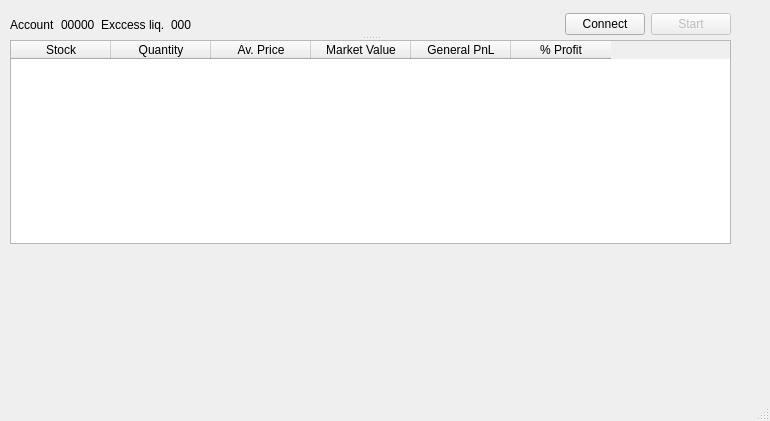
Old version of the form UI/MainWindow.ui in the repository colaisr/algotrader.
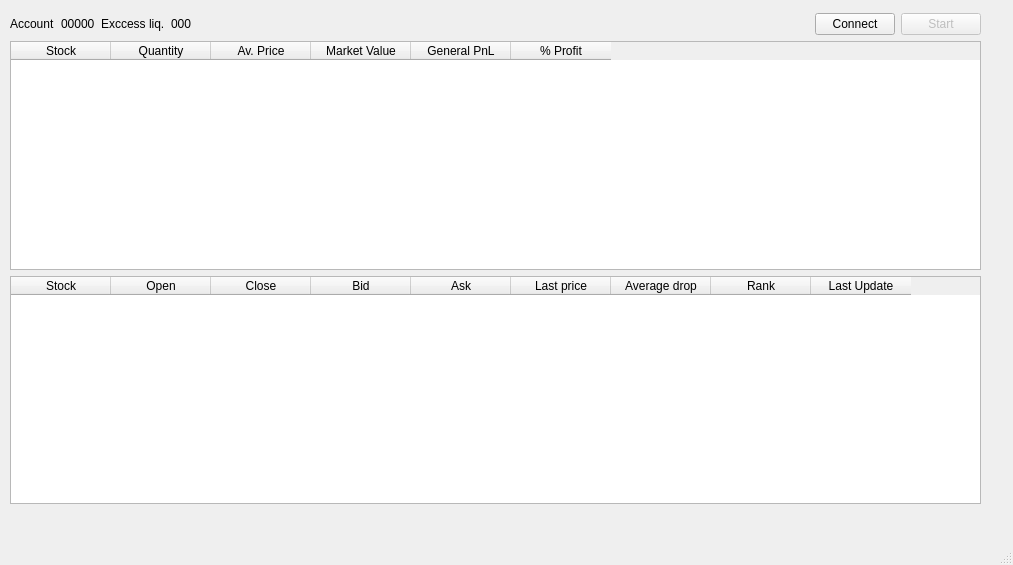
New version of the form.

Commit message: positions done cansdidates done worker mooved to UI thread- with timer old intervalling left in worker - for testing

Diff of the .ui file:
```diff
--- a/UI/MainWindow.ui
+++ b/UI/MainWindow.ui
@@ -6,27 +6,25 @@
    <rect>
     <x>0</x>
     <y>0</y>
-    <width>770</width>
-    <height>421</height>
+    <width>1013</width>
+    <height>565</height>
    </rect>
   </property>
   <property name="windowTitle">
    <string>Algo Traider</string>
   </property>
   <widget class="QWidget" name="centralwidget">
-   <widget class="QSplitter" name="splitter">
+   <widget class="QWidget" name="layoutWidget">
     <property name="geometry">
      <rect>
       <x>10</x>
       <y>13</y>
-      <width>721</width>
-      <height>231</height>
+      <width>971</width>
+      <height>491</height>
      </rect>
     </property>
-    <property name="orientation">
-     <enum>Qt::Vertical</enum>
-    </property>
-    <widget class="QWidget" name="layoutWidget">
+    <layout class="QVBoxLayout" name="verticalLayout">
+     <item>
      <layout class="QHBoxLayout" name="horizontalLayout_3">
       <item>
        <layout class="QHBoxLayout" name="horizontalLayout">
@@ -95,7 +93,8 @@
        </widget>
       </item>
      </layout>
-    </widget>
+     </item>
+     <item>
     <widget class="QTableWidget" name="tPositions">
      <column>
       <property name="text">
@@ -137,6 +136,57 @@
       </property>
      </column>
     </widget>
+     </item>
+     <item>
+      <widget class="QTableWidget" name="tCandidates">
+       <column>
+        <property name="text">
+         <string>Stock</string>
+        </property>
+       </column>
+       <column>
+        <property name="text">
+         <string>Open</string>
+        </property>
+       </column>
+       <column>
+        <property name="text">
+         <string>Close</string>
+        </property>
+       </column>
+       <column>
+        <property name="text">
+         <string>Bid</string>
+        </property>
+       </column>
+       <column>
+        <property name="text">
+         <string>Ask</string>
+        </property>
+       </column>
+       <column>
+        <property name="text">
+         <string>Last price</string>
+        </property>
+       </column>
+       <column>
+        <property name="text">
+         <string>Average drop</string>
+        </property>
+       </column>
+       <column>
+        <property name="text">
+         <string>Rank</string>
+        </property>
+       </column>
+       <column>
+        <property name="text">
+         <string>Last Update</string>
+        </property>
+       </column>
+      </widget>
+     </item>
+    </layout>
    </widget>
   </widget>
   <widget class="QMenuBar" name="menubar">
```
Left out of the diff: 2 changed lines with no effect on the pictures. Lines whose indentation alone changed are shown as unchanged. The commit also changes 3 other files.
